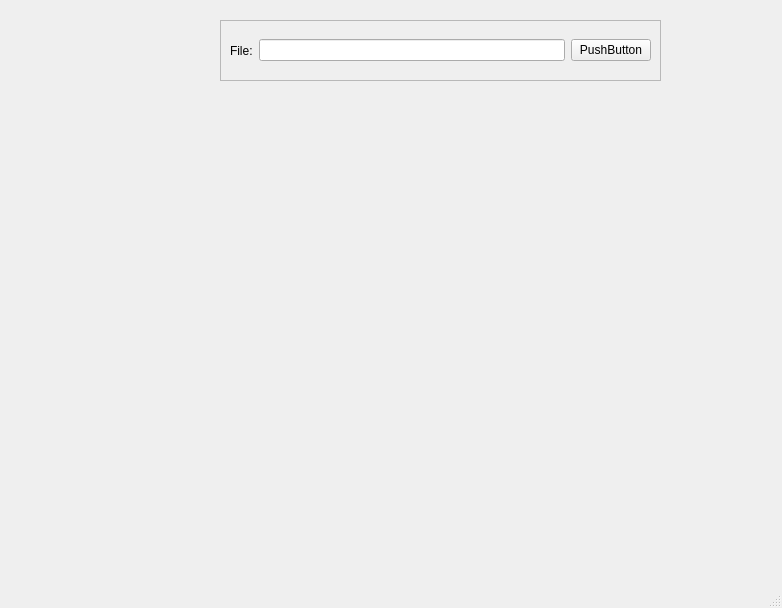
agin0634/bokk, file mainUI.ui: the form before one commit.
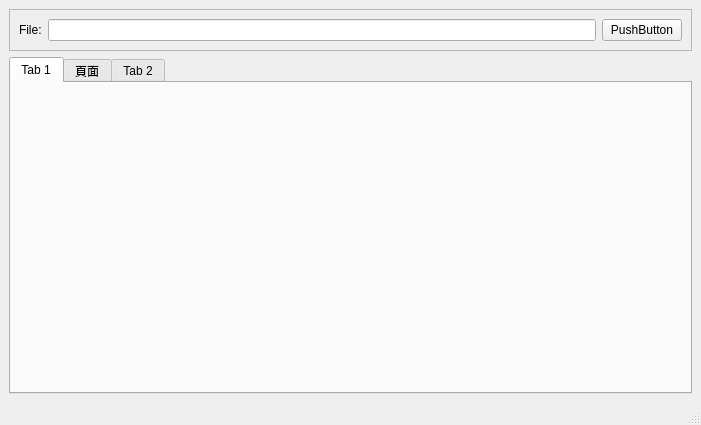
The form after the commit.

The edit to the form file:
```diff
--- a/mainUI.ui
+++ b/mainUI.ui
@@ -6,23 +6,17 @@
    <rect>
     <x>0</x>
     <y>0</y>
-    <width>782</width>
-    <height>608</height>
+    <width>701</width>
+    <height>425</height>
    </rect>
   </property>
   <property name="windowTitle">
    <string>MainWindow</string>
   </property>
   <widget class="QWidget" name="centralwidget">
+   <layout class="QVBoxLayout" name="verticalLayout">
+    <item>
    <widget class="QFrame" name="frame">
-    <property name="geometry">
-     <rect>
-      <x>220</x>
-      <y>20</y>
-      <width>441</width>
-      <height>61</height>
-     </rect>
-    </property>
     <property name="frameShape">
      <enum>QFrame::StyledPanel</enum>
     </property>
@@ -49,6 +43,30 @@
      </item>
     </layout>
    </widget>
+    </item>
+    <item>
+     <widget class="QTabWidget" name="tabWidget">
+      <property name="currentIndex">
+       <number>0</number>
+      </property>
+      <widget class="QWidget" name="tab">
+       <attribute name="title">
+        <string>Tab 1</string>
+       </attribute>
+      </widget>
+      <widget class="QWidget" name="tab_3">
+       <attribute name="title">
+        <string>頁面</string>
+       </attribute>
+      </widget>
+      <widget class="QWidget" name="tab_2">
+       <attribute name="title">
+        <string>Tab 2</string>
+       </attribute>
+      </widget>
+     </widget>
+    </item>
+   </layout>
   </widget>
   <widget class="QStatusBar" name="statusbar"/>
   <widget class="QMenuBar" name="menubar">
```
Left out of the diff: 2 changed lines with no effect on the pictures. Lines whose indentation alone changed are shown as unchanged.
